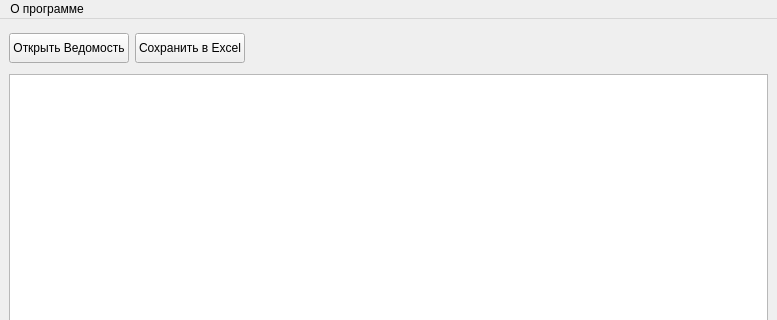
Above: form.ui from Bors1k/property-analysis-system before the change; both pictures show x 0 to 777 and y 0 to 320 of the 777 by 580 pixel window. Below: the same form after it.
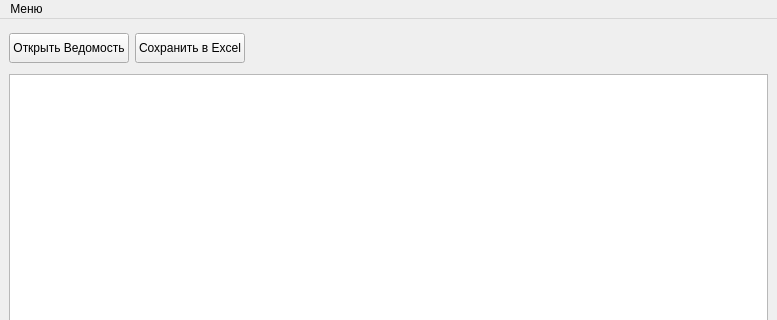
That is the form after the change. Icons and pictures are not drawn.

Commit message: new menu and about form

```diff
--- a/form.ui
+++ b/form.ui
@@ -121,7 +121,7 @@
    </property>
    <widget class="QMenu" name="menu">
     <property name="title">
-     <string>О программе</string>
+     <string>Меню</string>
     </property>
    </widget>
    <addaction name="menu"/>
```
Left out of the diff: 6 changed lines with no effect on the pictures. The commit also changes 4 other files.
